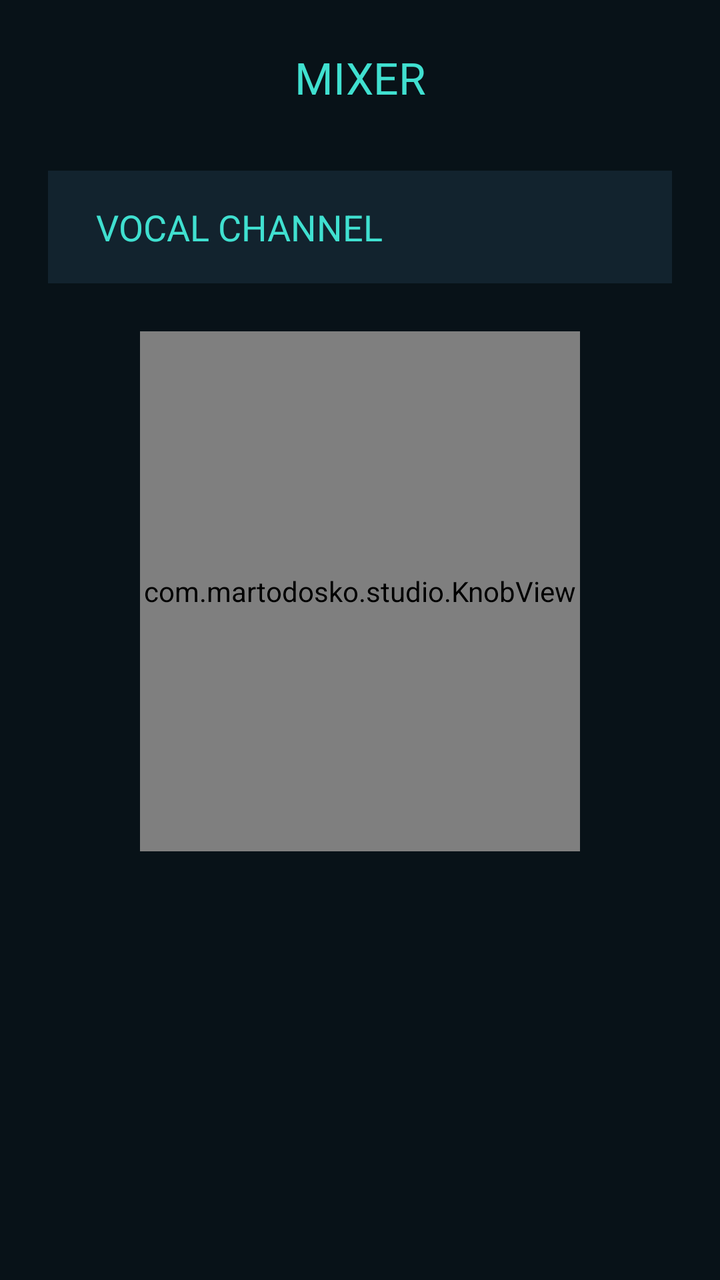
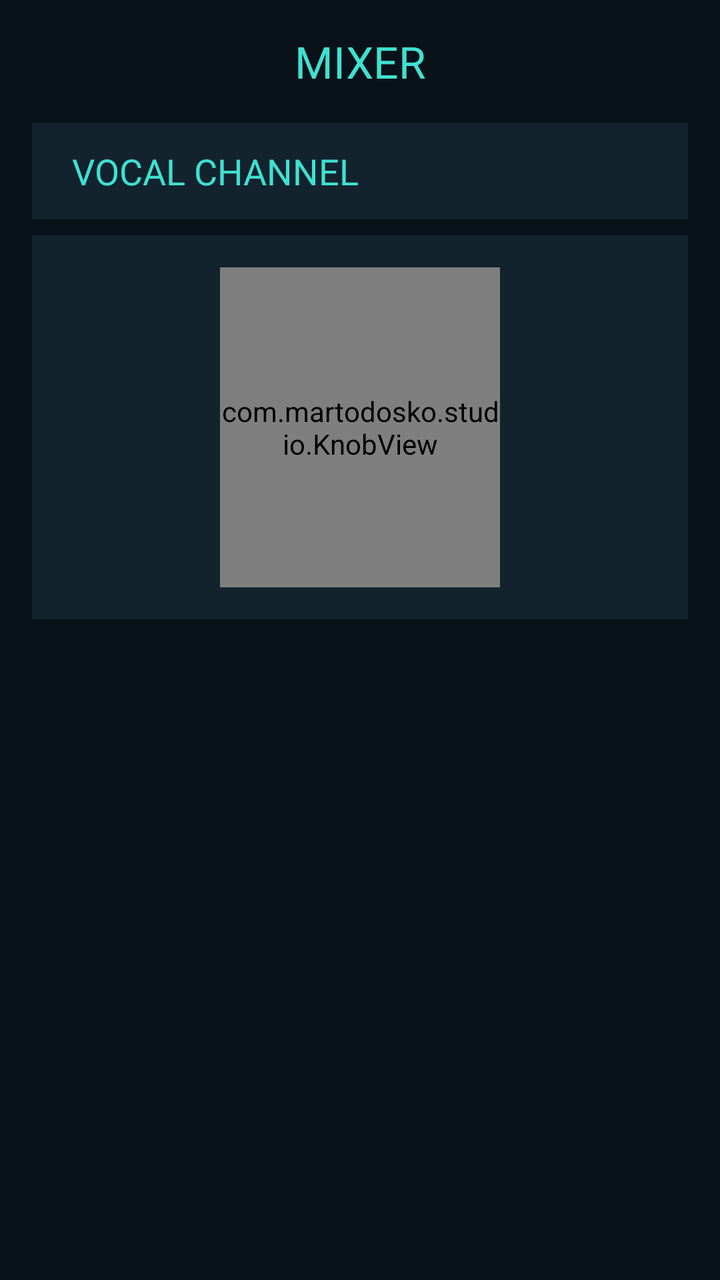

Before-and-after screenshots of an Android layout around one commit, followed by the original layout XML and the change that was made.
<!-- AndroidManifest.xml: activity theme Theme.AppCompat.Light.NoActionBar -->
<!-- res/layout/activity_mixer.xml -->
<?xml version="1.0" encoding="utf-8"?>
<ScrollView xmlns:android="http://schemas.android.com/apk/res/android"
    android:layout_width="match_parent"
    android:layout_height="match_parent"
    android:background="#081218"
    android:fillViewport="true">

    <LinearLayout
        android:layout_width="match_parent"
        android:layout_height="wrap_content"
        android:orientation="vertical"
        android:padding="24dp">

        <TextView
            android:layout_width="match_parent"
            android:layout_height="wrap_content"
            android:text="MIXER"
            android:textColor="#40E0D0"
            android:textSize="22sp"
            android:gravity="center"
            android:paddingBottom="32dp"/>

        <TextView
            android:layout_width="match_parent"
            android:layout_height="wrap_content"
            android:text="VOCAL CHANNEL"
            android:textColor="#40E0D0"
            android:textSize="18sp"
            android:paddingTop="16dp"
            android:paddingBottom="16dp"
            android:paddingLeft="24dp"
            android:paddingRight="24dp"
            android:background="#12232E"/>

        <com.martodosko.studio.KnobView
            android:id="@+id/knob_gain"
            android:layout_width="220dp"
            android:layout_height="260dp"
            android:layout_gravity="center"
            android:layout_marginTop="24dp"/>

    </LinearLayout>
</ScrollView>
<!-- resources referenced by this layout -->
<resources>

</resources>

<!-- the commit's change to res/layout/activity_mixer.xml (unified diff, before → after) -->
@@ -9,8 +9,9 @@
         android:layout_width="match_parent"
         android:layout_height="wrap_content"
         android:orientation="vertical"
-        android:padding="24dp">
+        android:padding="16dp">
 
+        
         <TextView
             android:layout_width="match_parent"
             android:layout_height="wrap_content"
@@ -18,26 +19,41 @@
             android:textColor="#40E0D0"
             android:textSize="22sp"
             android:gravity="center"
-            android:paddingBottom="32dp"/>
+            android:paddingBottom="16dp"/>
 
+        
         <TextView
             android:layout_width="match_parent"
             android:layout_height="wrap_content"
             android:text="VOCAL CHANNEL"
             android:textColor="#40E0D0"
             android:textSize="18sp"
+            android:paddingTop="12dp"
+            android:paddingBottom="12dp"
+            android:paddingLeft="20dp"
+            android:paddingRight="20dp"
+            android:background="#12232E"/>
+
+        
+        <LinearLayout
+            android:layout_width="match_parent"
+            android:layout_height="wrap_content"
+            android:orientation="vertical"
+            android:gravity="center_horizontal"
             android:paddingTop="16dp"
             android:paddingBottom="16dp"
-            android:paddingLeft="24dp"
-            android:paddingRight="24dp"
-            android:background="#12232E"/>
+            android:background="#12232E"
+            android:layout_marginTop="8dp">
 
-        <com.martodosko.studio.KnobView
-            android:id="@+id/knob_gain"
-            android:layout_width="220dp"
-            android:layout_height="260dp"
-            android:layout_gravity="center"
-            android:layout_marginTop="24dp"/>
+            
+            <com.martodosko.studio.KnobView
+                android:id="@+id/knob_gain"
+                android:layout_width="140dp"
+                android:layout_height="160dp"/>
+
+            
+
+        </LinearLayout>
 
     </LinearLayout>
 </ScrollView>
